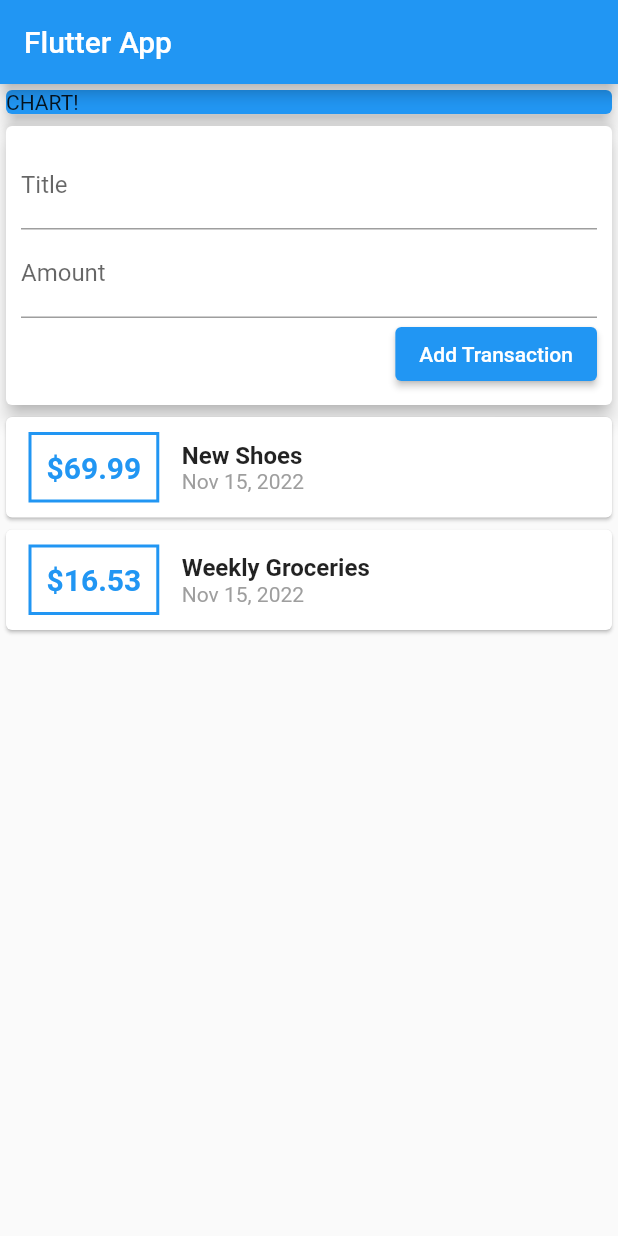
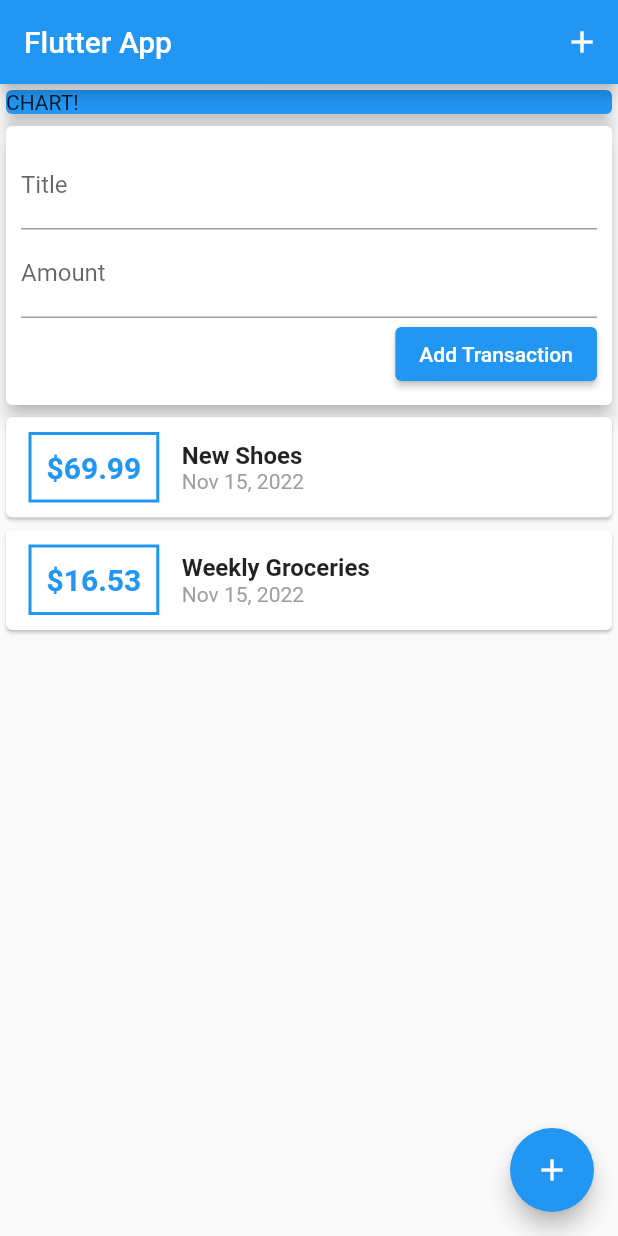
Before and after one commit to khlebobul/personal-expenses-app, a Flutter app: the screen it shows after launch, on a phone screen of 412 x 824 dp. Run offline on Flutter 3.47's test engine with Material 2 defaults, Android fonts, the phone set to English and light mode, and no system bars.

Commit message:
adding icons buttons

```diff
--- a/lib/main.dart
+++ b/lib/main.dart
@@ -25,6 +25,12 @@ class MyHomePage extends StatelessWidget {
     return Scaffold(
       appBar: AppBar(
         title: Text('Flutter App'),
+        actions: <Widget>[
+          IconButton(
+            onPressed: () {},
+            icon: Icon(Icons.add),
+          )
+        ],
       ),
       body: SingleChildScrollView(
         child: Column(
@@ -43,6 +49,10 @@ class MyHomePage extends StatelessWidget {
           ],
         ),
       ),
+      floatingActionButton: FloatingActionButton(
+        child: Icon(Icons.add),
+        onPressed: () {},
+      ),
     );
   }
 }
--- a/lib/widgets/transaction_list.dart
+++ b/lib/widgets/transaction_list.dart
@@ -30,7 +30,7 @@ class TransactionList extends StatelessWidget {
                   ),
                   padding: EdgeInsets.all(10),
                   child: Text(
-                    '\$${transactions[index].amount}',
+                    '\$${transactions[index].amount.toStringAsFixed(2)}',
                     style: TextStyle(
                       fontWeight: FontWeight.bold,
                       fontSize: 20,
```
